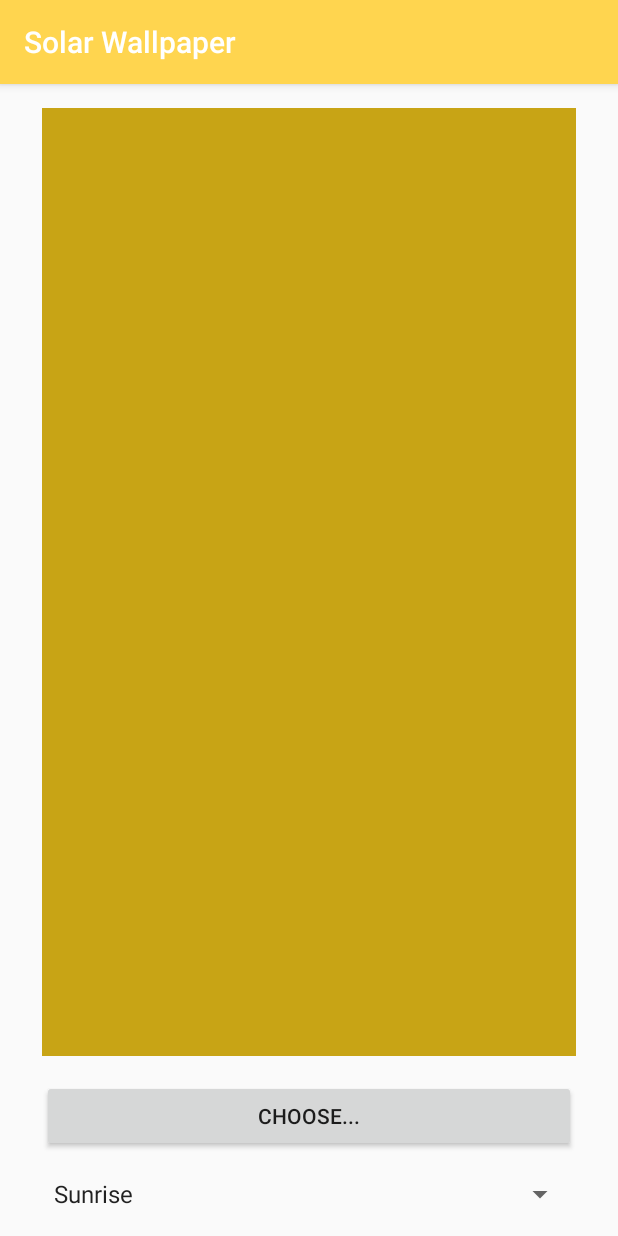
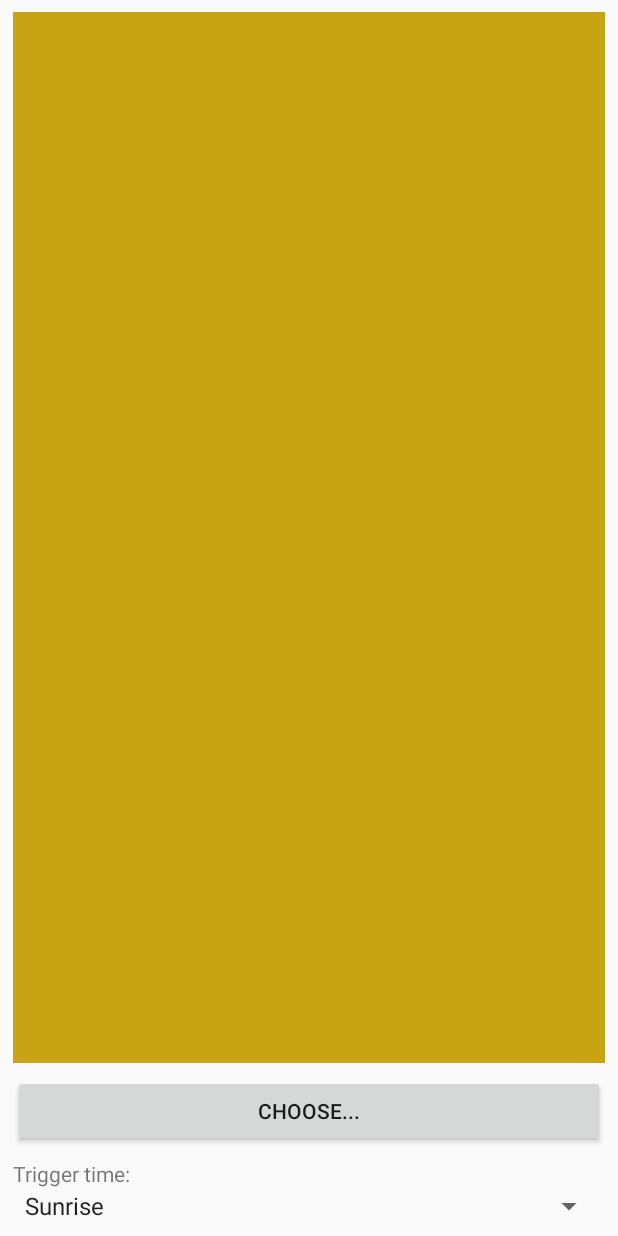
Before and after one commit to kemirea/helios, an Android app: the fragment PaperViewFragment shown on its own in the app's theme, on a phone screen of 412 x 824 dp. Run offline under Robolectric (Android 15) with nearby library versions, the phone set to English and light mode, and no system bars.

Commit message:
minor ui tweaks

```diff
--- a/app/src/main/res/layout/paper_view_item.xml
+++ b/app/src/main/res/layout/paper_view_item.xml
@@ -29,9 +29,16 @@
             android:layout_marginBottom="@dimen/standard_margin"
             app:layout_constraintStart_toStartOf="@+id/wallpaper"
             app:layout_constraintEnd_toEndOf="@+id/wallpaper"
-            app:layout_constraintBottom_toTopOf="@+id/spinner_time"
+            app:layout_constraintBottom_toTopOf="@+id/spinner_time_label"
             android:onClick="onChooseClicked"/>
 
+    <TextView
+            android:id="@+id/spinner_time_label"
+            android:text="Trigger time:"
+            android:layout_width="wrap_content"
+            android:layout_height="wrap_content"
+            app:layout_constraintStart_toStartOf="@id/spinner_time"
+            app:layout_constraintBottom_toTopOf="@id/spinner_time"/>
     <Spinner
             android:id="@+id/spinner_time"
             android:layout_width="0dp"
--- a/app/src/main/res/values/colors.xml
+++ b/app/src/main/res/values/colors.xml
@@ -8,6 +8,7 @@
     <color name="colorAccentLight">#8e0038</color>
     <color name="textColorPrimary">#000000</color>
     <color name="textColorSecondary">#ffffff</color>
+    <color name="background">#777777</color>
 
     <color name="empty_background">#DDDDDD</color>
 </resources>
--- a/app/src/main/res/values/dimens.xml
+++ b/app/src/main/res/values/dimens.xml
@@ -1,5 +1,5 @@
 <?xml version="1.0" encoding="utf-8"?>
 <resources>
-    <dimen name="standard_margin">16dp</dimen>
+    <dimen name="standard_margin">8dp</dimen>
     <dimen name="vertical_margin">32dp</dimen>
 </resources>
--- a/app/src/main/res/values/strings.xml
+++ b/app/src/main/res/values/strings.xml
@@ -1,5 +1,5 @@
 <resources>
-    <string name="app_name">Solar Wallpaper</string>
+    <string name="app_name">Helios</string>
 
     <string name="label_sunrise_time">Sunrise time: %1$s</string>
     <string name="label_sunset_time">Sunset time: %1$s</string>
--- a/app/src/main/res/values/styles.xml
+++ b/app/src/main/res/values/styles.xml
@@ -1,7 +1,7 @@
 <resources>
 
     <!-- Base application theme. -->
-    <style name="AppTheme" parent="Theme.AppCompat.Light.DarkActionBar">
+    <style name="AppTheme" parent="Theme.AppCompat.Light.NoActionBar">
         <!-- Customize your theme here. -->
         <item name="colorPrimary">@color/colorPrimary</item>
         <item name="colorPrimaryDark">@color/colorPrimaryDark</item>
```
